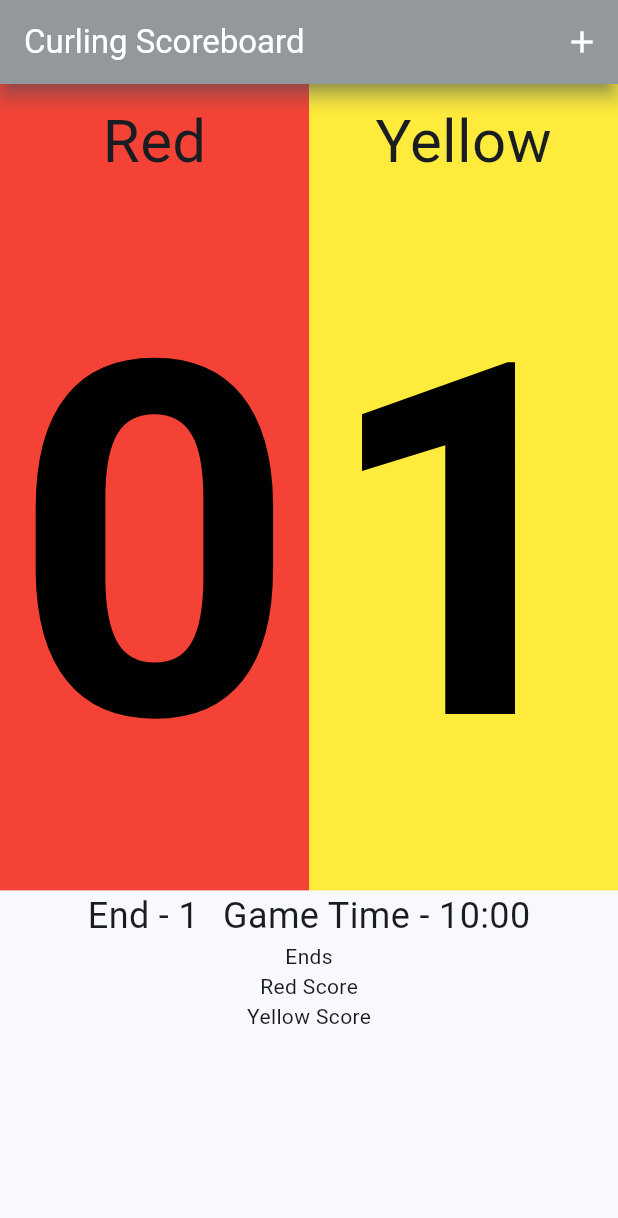
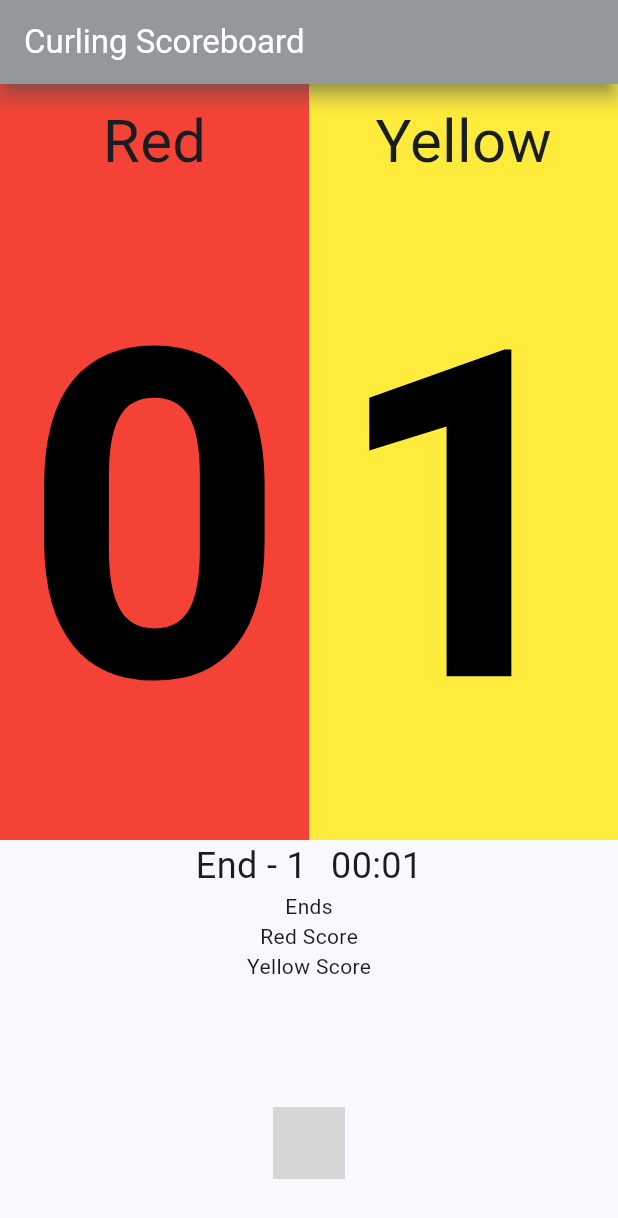
Before and after one commit to tomarra/curling_scoreboard_flutter, a Flutter app: the screen it shows after launch, on a phone screen of 412 x 824 dp. Shown: the top 1218 px of the screen. Run offline on Flutter 3.47's test engine with Material 3 defaults, Android fonts, the light colour scheme and no system bars; our stand-ins replace bloc, equatable, flutter_bloc; generated files the repository leaves out were written again; statements that could not run were skipped; grey boxes are pictures that could not be loaded.

Commit message:
Doing some more

```diff
--- /dev/null
+++ b/lib/scoreboard/bloc/scoreboard_bloc.dart
@@ -0,0 +1,46 @@
+import 'dart:async';
+
+import 'package:bloc/bloc.dart';
+import 'package:curling_scoreboard_flutter/scoreboard/ticker.dart';
+import 'package:equatable/equatable.dart';
+
+part 'scoreboard_event.dart';
+part 'scoreboard_state.dart';
+
+class ScoreboardBloc extends Bloc<ScoreboardEvent, ScoreboardState> {
+  ScoreboardBloc({required Ticker ticker})
+      : _ticker = ticker,
+        super(const ScoreboardInitial(_duration)) {
+    on<ScoreboardStarted>(_onStarted);
+    on<ScoreboardReset>(_onReset);
+    on<_ScoreboardTimerTicked>(_onTicked);
+  }
+
+  final Ticker _ticker;
+  static const int _duration = 1;
+
+  StreamSubscription<int>? _tickerSubscription;
+
+  @override
+  Future<void> close() {
+    _tickerSubscription?.cancel();
+    return super.close();
+  }
+
+  void _onStarted(ScoreboardStarted event, Emitter<ScoreboardState> emit) {
+    emit(ScoreboardInProgress(event.duration));
+    _tickerSubscription?.cancel();
+    _tickerSubscription = _ticker
+        .tick(ticks: event.duration)
+        .listen((duration) => add(_ScoreboardTimerTicked(duration: duration)));
+  }
+
+  void _onReset(ScoreboardReset event, Emitter<ScoreboardState> emit) {
+    _tickerSubscription?.cancel();
+    emit(const ScoreboardInitial(_duration));
+  }
+
+  void _onTicked(_ScoreboardTimerTicked event, Emitter<ScoreboardState> emit) {
+    emit(ScoreboardInProgress(event.duration));
+  }
+}
--- /dev/null
+++ b/lib/scoreboard/bloc/scoreboard_event.dart
@@ -0,0 +1,19 @@
+part of 'scoreboard_bloc.dart';
+
+sealed class ScoreboardEvent {
+  const ScoreboardEvent();
+}
+
+final class ScoreboardStarted extends ScoreboardEvent {
+  const ScoreboardStarted({required this.duration});
+  final int duration;
+}
+
+class ScoreboardReset extends ScoreboardEvent {
+  const ScoreboardReset();
+}
+
+class _ScoreboardTimerTicked extends ScoreboardEvent {
+  const _ScoreboardTimerTicked({required this.duration});
+  final int duration;
+}
--- /dev/null
+++ b/lib/scoreboard/bloc/scoreboard_state.dart
@@ -0,0 +1,23 @@
+part of 'scoreboard_bloc.dart';
+
+sealed class ScoreboardState extends Equatable {
+  const ScoreboardState(this.duration);
+  final int duration;
+
+  @override
+  List<Object> get props => [duration];
+}
+
+final class ScoreboardInitial extends ScoreboardState {
+  const ScoreboardInitial(super.duration);
+
+  @override
+  String toString() => 'TimerInitial { duration: $duration }';
+}
+
+final class ScoreboardInProgress extends ScoreboardState {
+  const ScoreboardInProgress(super.duration);
+
+  @override
+  String toString() => 'TimerRunInProgress { duration: $duration }';
+}
--- a/lib/scoreboard/scoreboard.dart
+++ b/lib/scoreboard/scoreboard.dart
@@ -1,2 +1,3 @@
-export 'cubit/scoreboard_cubit.dart';
+export 'bloc/scoreboard_bloc.dart';
 export 'view/scoreboard_page.dart';
+export 'ticker.dart';
--- /dev/null
+++ b/lib/scoreboard/ticker.dart
@@ -0,0 +1,7 @@
+class Ticker {
+  const Ticker();
+  Stream<int> tick({required int ticks}) {
+    return Stream.periodic(const Duration(seconds: 1), (x) => ticks + x + 1)
+        .take(ticks);
+  }
+}
--- a/lib/scoreboard/view/scoreboard_page.dart
+++ b/lib/scoreboard/view/scoreboard_page.dart
@@ -9,7 +9,7 @@ class ScoreboardPage extends StatelessWidget {
   @override
   Widget build(BuildContext context) {
     return BlocProvider(
-      create: (_) => ScoreboardCubit(),
+      create: (context) => ScoreboardBloc(ticker: const Ticker()),
       child: const ScoreboardView(),
     );
   }
@@ -43,6 +43,44 @@ class ScoreboardView extends StatelessWidget {
   }
 }
 
+class Actions extends StatelessWidget {
+  const Actions({super.key});
+
+  @override
+  Widget build(BuildContext context) {
+    return BlocBuilder<ScoreboardBloc, ScoreboardState>(
+      buildWhen: (prev, state) => prev.runtimeType != state.runtimeType,
+      builder: (context, state) {
+        return Row(
+          mainAxisAlignment: MainAxisAlignment.spaceEvenly,
+          children: [
+            ...switch (state) {
+              ScoreboardInitial() => [
+                  FloatingActionButton(
+                    child: const Icon(Icons.play_arrow),
+                    onPressed: () => context
+                        .read<ScoreboardBloc>()
+                        .add(ScoreboardStarted(duration: state.duration)),
+                  ),
+                ],
+              ScoreboardInProgress() => [
+                  FloatingActionButton(
+                    child: const Icon(Icons.replay),
+                    onPressed: () {
+                      context
+                          .read<ScoreboardBloc>()
+                          .add(const ScoreboardReset());
+                    },
+                  ),
+                ],
+            },
+          ],
+        );
+      },
+    );
+  }
+}
+
 class ScoreboardAppBar extends StatelessWidget implements PreferredSizeWidget {
   const ScoreboardAppBar({super.key});
 
@@ -56,7 +94,7 @@ class ScoreboardAppBar extends StatelessWidget implements PreferredSizeWidget {
       toolbarHeight: 700,
       title: Text(l10n.appBarTitle),
       actions: <Widget>[
-        AddScoreAppBarButton(),
+        //AddScoreAppBarButton(),
         //buildResetButton(context),
         //buildAddScoreButton(context),
         //buildSettingsButton(context),
@@ -65,7 +103,7 @@ class ScoreboardAppBar extends StatelessWidget implements PreferredSizeWidget {
   }
 }
 
-class AddScoreAppBarButton extends StatelessWidget {
+/*class AddScoreAppBarButton extends StatelessWidget {
   const AddScoreAppBarButton({super.key});
 
   @override
@@ -75,9 +113,9 @@ class AddScoreAppBarButton extends StatelessWidget {
       onPressed: () => context.read<ScoreboardCubit>().showScoreEntry(),
     );
   }
-}
+}*/
 
-class ScoreboardText extends StatelessWidget {
+/*class ScoreboardText extends StatelessWidget {
   const ScoreboardText({super.key});
 
   @override
@@ -86,7 +124,7 @@ class ScoreboardText extends StatelessWidget {
     final count = context.select((ScoreboardCubit cubit) => cubit.state);
     return Text('$count', style: theme.textTheme.displayLarge);
   }
-}
+}*/
 
 class ScoreboardBody extends StatelessWidget {
   const ScoreboardBody({super.key});
@@ -98,6 +136,7 @@ class ScoreboardBody extends StatelessWidget {
         Flexible(flex: 7, child: TotalScoreWidget()),
         Flexible(flex: 1, child: GameInfoWidget(end: '1', gameTime: '10:00')),
         Flexible(flex: 2, child: ScoreboardWidget()),
+        Actions(),
         //const ScoreboardButtons(),
       ],
     );
@@ -195,12 +234,28 @@ class GameInfoWidget extends StatelessWidget {
           style: const TextStyle(fontSize: 24),
         ),
         const SizedBox(width: 16),
-        Text(
+        /*Text(
           AppLocalizations.of(context)!.gameInfoGameTimeLabel(gameTime),
           style: const TextStyle(fontSize: 24),
-        ),
+        ),*/
+        TimerText(),
       ],
     );
+  }
+}
+
+class TimerText extends StatelessWidget {
+  const TimerText({super.key});
+
+  @override
+  Widget build(BuildContext context) {
+    final duration =
+        context.select((ScoreboardBloc bloc) => bloc.state.duration);
+    final minutesStr =
+        ((duration / 60) % 60).floor().toString().padLeft(2, '0');
+    final secondsStr = (duration % 60).toString().padLeft(2, '0');
+    return Text('$minutesStr:$secondsStr',
+        style: const TextStyle(fontSize: 24));
   }
 }
 
--- a/pubspec.yaml
+++ b/pubspec.yaml
@@ -9,6 +9,7 @@ environment:
 
 dependencies:
   bloc: ^8.1.4
+  equatable: ^2.0.3
   flutter:
     sdk: flutter
   flutter_bloc: ^8.1.6
```
Also changed, not shown: pubspec.lock.
